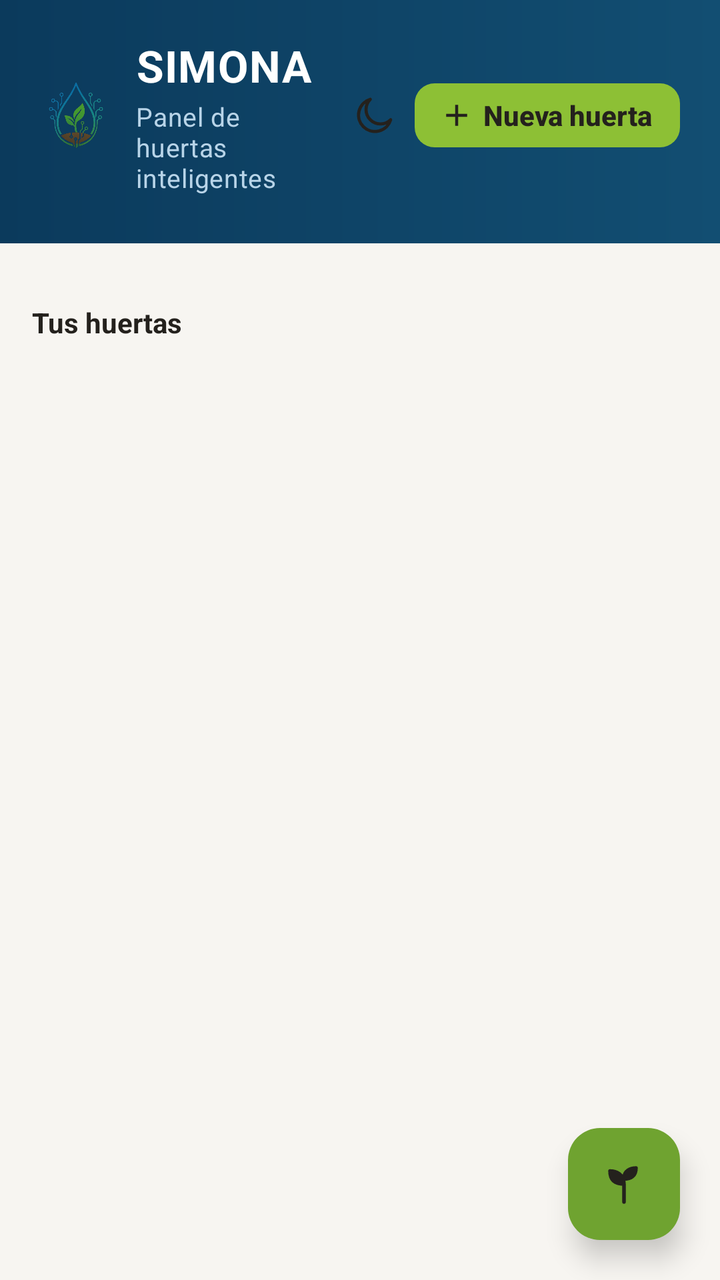
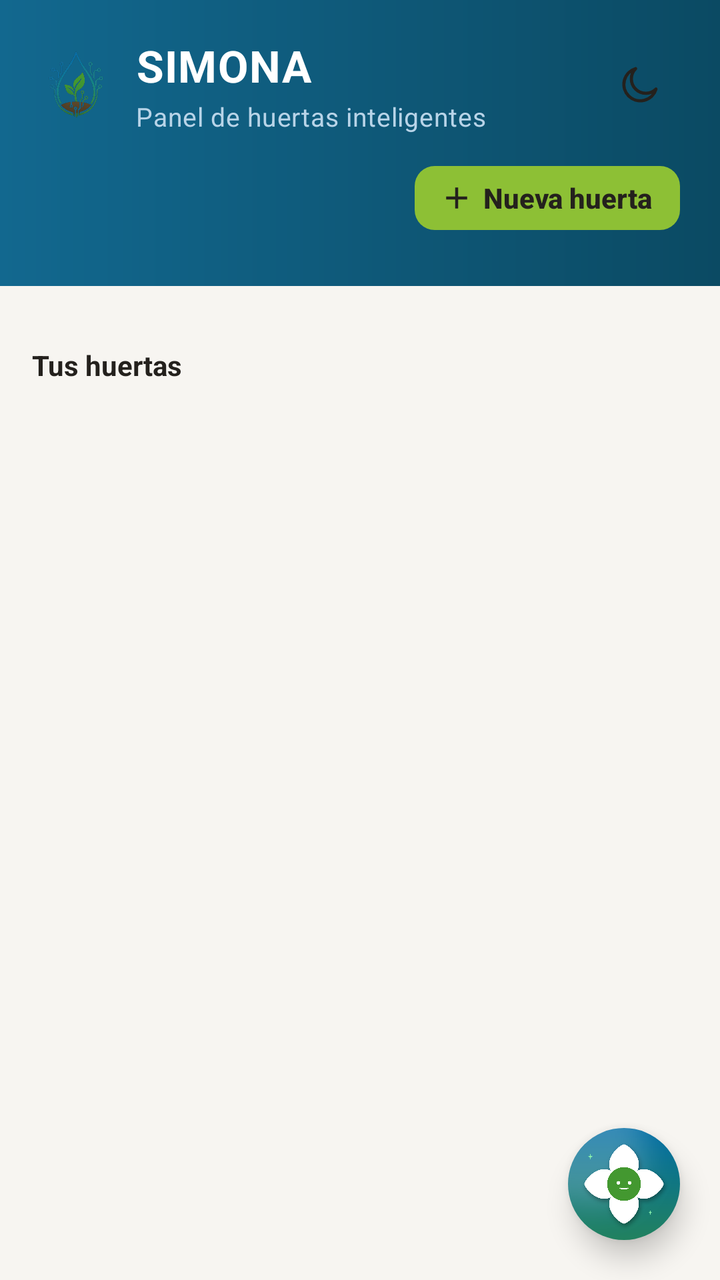

Two renders of the same Android screen: before a commit and after it. Below are the layout's source before the change and the commit's diff.
<!-- AndroidManifest.xml: application theme Theme.Simona -->
<!-- res/layout/activity_mapa_huertas.xml -->
<?xml version="1.0" encoding="utf-8"?>

<androidx.coordinatorlayout.widget.CoordinatorLayout
    xmlns:android="http://schemas.android.com/apk/res/android"
    xmlns:app="http://schemas.android.com/apk/res-auto"
    xmlns:tools="http://schemas.android.com/tools"
    android:layout_width="match_parent"
    android:layout_height="match_parent"
    android:background="@color/simona_superficie"
    android:animateLayoutChanges="true">

    <androidx.core.widget.NestedScrollView
        android:layout_width="match_parent"
        android:layout_height="match_parent"
        android:fillViewport="true"
        android:clipToPadding="false">

        <LinearLayout
            android:layout_width="match_parent"
            android:layout_height="wrap_content"
            android:orientation="vertical"
            android:paddingBottom="96dp">

            <LinearLayout
                android:layout_width="match_parent"
                android:layout_height="wrap_content"
                android:background="@drawable/bg_header"
                android:orientation="vertical"
                android:paddingStart="20dp"
                android:paddingTop="18dp"
                android:paddingEnd="20dp"
                android:paddingBottom="24dp">

                <LinearLayout
                    android:layout_width="match_parent"
                    android:layout_height="wrap_content"
                    android:gravity="center_vertical"
                    android:orientation="horizontal">

                    <ImageView
                        android:layout_width="@dimen/simona_header_logo"
                        android:layout_height="@dimen/simona_header_logo"
                        android:contentDescription="@string/app_name"
                        android:scaleType="fitCenter"
                        android:src="@drawable/logo_simona" />

                    <LinearLayout
                        android:layout_width="0dp"
                        android:layout_height="wrap_content"
                        android:layout_marginStart="12dp"
                        android:layout_weight="1"
                        android:orientation="vertical">

                        <TextView
                            android:layout_width="wrap_content"
                            android:layout_height="wrap_content"
                            android:text="@string/app_name"
                            android:textAppearance="@style/TextAppearance.Simona.HeaderTitle" />

                        <TextView
                            android:layout_width="wrap_content"
                            android:layout_height="wrap_content"
                            android:layout_marginTop="2dp"
                            android:text="@string/home_subtitulo"
                            android:textAppearance="@style/TextAppearance.Simona.HeaderSubtitle" />
                    </LinearLayout>

                    <LinearLayout
                        android:layout_width="wrap_content"
                        android:layout_height="wrap_content"
                        android:orientation="horizontal"
                        android:gravity="center_vertical">

                        <ImageView
                            android:id="@+id/btnThemeToggle"
                            android:layout_width="40dp"
                            android:layout_height="40dp"
                            android:padding="8dp"
                            android:src="@drawable/ic_luna"
                            android:contentDescription="Toggle theme"
                            android:background="?attr/selectableItemBackgroundBorderless"
                            app:tint="@color/simona_on_accent" />

                        <com.google.android.material.button.MaterialButton
                            android:id="@+id/btnNuevaHuerta"
                            style="@style/Widget.Simona.Button.Header"
                            android:layout_width="wrap_content"
                            android:layout_height="wrap_content"
                            android:paddingStart="12dp"
                            android:paddingEnd="14dp"
                            android:text="@string/nueva_huerta"
                            app:icon="@drawable/ic_agregar"
                            app:iconGravity="textStart"
                            app:iconPadding="4dp"
                            app:iconTint="@color/simona_on_accent" />

                    </LinearLayout>
                </LinearLayout>
            </LinearLayout>

            <LinearLayout
                android:layout_width="match_parent"
                android:layout_height="wrap_content"
                android:orientation="vertical"
                android:padding="16dp">

                <LinearLayout
                    android:id="@+id/resumenChipsContainer"
                    android:layout_width="match_parent"
                    android:layout_height="wrap_content"
                    android:orientation="horizontal"
                    android:visibility="gone"
                    android:weightSum="3"
                    tools:visibility="visible">

                    <LinearLayout
                        android:layout_width="0dp"
                        android:layout_height="wrap_content"
                        android:layout_marginEnd="6dp"
                        android:layout_weight="1"
                        android:background="@drawable/bg_chip_resumen"
                        android:gravity="center"
                        android:orientation="vertical"
                        android:padding="12dp">

                        <TextView
                            android:id="@+id/tvChipTotal"
                            android:layout_width="wrap_content"
                            android:layout_height="wrap_content"
                            android:text="0"
                            android:textColor="@color/simona_tinta"
                            android:textSize="20sp"
                            android:textStyle="bold" />

                        <TextView
                            android:layout_width="wrap_content"
                            android:layout_height="wrap_content"
                            android:layout_marginTop="2dp"
                            android:text="@string/home_chip_total"
                            android:textColor="@color/simona_tinta_suave"
                            android:textSize="11sp"
                            android:textStyle="bold" />
                    </LinearLayout>

                    <LinearLayout
                        android:layout_width="0dp"
                        android:layout_height="wrap_content"
                        android:layout_marginStart="3dp"
                        android:layout_marginEnd="3dp"
                        android:layout_weight="1"
                        android:background="@drawable/bg_chip_resumen"
                        android:gravity="center"
                        android:orientation="vertical"
                        android:padding="12dp">

                        <TextView
                            android:id="@+id/tvChipConSed"
                            android:layout_width="wrap_content"
                            android:layout_height="wrap_content"
                            android:text="0"
                            android:textColor="@color/simona_rojo"
                            android:textSize="20sp"
                            android:textStyle="bold" />

                        <TextView
                            android:layout_width="wrap_content"
                            android:layout_height="wrap_content"
                            android:layout_marginTop="2dp"
                            android:text="@string/home_chip_con_sed"
                            android:textColor="@color/simona_tinta_suave"
                            android:textSize="11sp"
                            android:textStyle="bold" />
                    </LinearLayout>

                    <LinearLayout
                        android:layout_width="0dp"
                        android:layout_height="wrap_content"
                        android:layout_marginStart="6dp"
                        android:layout_weight="1"
                        android:background="@drawable/bg_chip_resumen"
                        android:gravity="center"
                        android:orientation="vertical"
                        android:padding="12dp">

                        <TextView
                            android:id="@+id/tvChipOptimas"
                            android:layout_width="wrap_content"
                            android:layout_height="wrap_content"
                            android:text="0"
                            android:textColor="@color/simona_verde"
                            android:textSize="20sp"
                            android:textStyle="bold" />

                        <TextView
                            android:layout_width="wrap_content"
                            android:layout_height="wrap_content"
                            android:layout_marginTop="2dp"
                            android:text="@string/home_chip_optimas"
                            android:textColor="@color/simona_tinta_suave"
                            android:textSize="11sp"
                            android:textStyle="bold" />
                    </LinearLayout>
                </LinearLayout>

                <LinearLayout
                    android:id="@+id/tabsContainer"
                    android:layout_width="match_parent"
                    android:layout_height="wrap_content"
                    android:layout_marginTop="14dp"
                    android:background="@drawable/bg_chip_resumen"
                    android:orientation="horizontal"
                    android:padding="4dp"
                    android:visibility="gone"
                    tools:visibility="visible">

                    <com.google.android.material.button.MaterialButton
                        android:id="@+id/tabBtnLista"
                        android:layout_width="0dp"
                        android:layout_height="40dp"
                        android:layout_weight="1"
                        android:backgroundTint="@color/simona_azul_suave"
                        android:elevation="0dp"
                        android:insetTop="0dp"
                        android:insetBottom="0dp"
                        android:text="@string/home_tab_lista"
                        android:textAllCaps="false"
                        android:textColor="@color/simona_azul"
                        android:textSize="13sp"
                        android:textStyle="bold"
                        app:cornerRadius="8dp" />

                    <com.google.android.material.button.MaterialButton
                        android:id="@+id/tabBtnMapa"
                        android:layout_width="0dp"
                        android:layout_height="40dp"
                        android:layout_marginStart="4dp"
                        android:layout_weight="1"
                        android:backgroundTint="@color/simona_card_bg"
                        android:elevation="0dp"
                        android:insetTop="0dp"
                        android:insetBottom="0dp"
                        android:text="@string/home_tab_mapa"
                        android:textAllCaps="false"
                        android:textColor="@color/simona_tinta_suave"
                        android:textSize="13sp"
                        android:textStyle="bold"
                        app:cornerRadius="8dp" />
                </LinearLayout>

                <LinearLayout
                    android:id="@+id/estadoVacio"
                    android:layout_width="match_parent"
                    android:layout_height="wrap_content"
                    android:layout_marginTop="18dp"
                    android:background="@drawable/bg_chip_resumen"
                    android:gravity="center"
                    android:orientation="vertical"
                    android:padding="32dp"
                    android:visibility="gone"
                    tools:visibility="visible">

                    <FrameLayout
                        android:layout_width="78dp"
                        android:layout_height="78dp"
                        android:background="@drawable/bg_icon_circle">

                        <ImageView
                            android:layout_width="40dp"
                            android:layout_height="40dp"
                            android:layout_gravity="center"
                            android:contentDescription="@null"
                            android:src="@drawable/ic_brote" />
                    </FrameLayout>

                    <TextView
                        android:layout_width="wrap_content"
                        android:layout_height="wrap_content"
                        android:layout_marginTop="18dp"
                        android:gravity="center"
                        android:text="@string/home_vacio_titulo"
                        android:textColor="@color/simona_tinta"
                        android:textSize="18sp"
                        android:textStyle="bold" />

                    <TextView
                        android:layout_width="match_parent"
                        android:layout_height="wrap_content"
                        android:layout_marginTop="8dp"
                        android:gravity="center"
                        android:lineSpacingExtra="2dp"
                        android:text="@string/home_vacio_texto"
                        android:textColor="@color/simona_tinta_suave"
                        android:textSize="14sp" />

                    <com.google.android.material.button.MaterialButton
                        android:id="@+id/btnNuevaHuertaVacio"
                        style="@style/Widget.Simona.Button.Primary"
                        android:layout_width="wrap_content"
                        android:layout_height="52dp"
                        android:layout_marginTop="22dp"
                        android:text="@string/crear_primera_huerta"
                        app:icon="@drawable/ic_agregar"
                        app:iconTint="@color/simona_on_color" />
                </LinearLayout>

                <LinearLayout
                    android:id="@+id/seccionLista"
                    android:layout_width="match_parent"
                    android:layout_height="wrap_content"
                    android:layout_marginTop="14dp"
                    android:orientation="vertical">

                    <TextView
                        android:id="@+id/tvContadorHuertas"
                        android:layout_width="wrap_content"
                        android:layout_height="wrap_content"
                        android:layout_marginBottom="10dp"
                        android:text="@string/home_tus_huertas"
                        android:textColor="@color/simona_tinta"
                        android:textSize="14sp"
                        android:textStyle="bold" />

                    <LinearLayout
                        android:id="@+id/listaHeatmapsContainer"
                        android:layout_width="match_parent"
                        android:layout_height="wrap_content"
                        android:orientation="vertical" />
                </LinearLayout>

                <LinearLayout
                    android:id="@+id/seccionMapa"
                    android:layout_width="match_parent"
                    android:layout_height="wrap_content"
                    android:layout_marginTop="14dp"
                    android:orientation="vertical"
                    android:visibility="gone">

                    <FrameLayout
                        android:id="@+id/mapaContainer"
                        android:layout_width="match_parent"
                        android:layout_height="280dp"
                        android:background="@drawable/bg_terreno_croquis" />

                    <TextView
                        android:layout_width="wrap_content"
                        android:layout_height="wrap_content"
                        android:layout_gravity="center"
                        android:layout_marginTop="10dp"
                        android:text="@string/home_mapa_hint"
                        android:textColor="@color/simona_tinta_suave"
                        android:textSize="12sp" />
                </LinearLayout>
            </LinearLayout>
        </LinearLayout>
    </androidx.core.widget.NestedScrollView>

    <com.google.android.material.floatingactionbutton.FloatingActionButton
        android:id="@+id/fabAiSimona"
        android:layout_width="wrap_content"
        android:layout_height="wrap_content"
        android:layout_gravity="bottom|end"
        android:layout_margin="20dp"
        android:backgroundTint="@color/simona_verde_claro"
        android:contentDescription="@string/asistente_titulo"
        android:src="@drawable/ic_ai_chat"
        app:elevation="8dp"
        app:fabSize="normal"
        app:tint="@color/simona_on_accent" />
</androidx.coordinatorlayout.widget.CoordinatorLayout>
<!-- resources referenced by this layout -->
<resources>
  <color name="simona_azul">#1A6FA8</color>
  <color name="simona_azul_suave">#E7F1F8</color>
  <color name="simona_card_bg">#FFFFFF</color>
  <color name="simona_on_accent">#24211D</color>
  <color name="simona_on_color">#FFFFFF</color>
  <color name="simona_rojo">#C23B3B</color>
  <color name="simona_superficie">#F7F5F1</color>
  <color name="simona_tinta">#24211D</color>
  <color name="simona_tinta_suave">#6E685F</color>
  <color name="simona_verde">#3F6B17</color>
  <color name="simona_verde_claro">#6FA330</color>
  <dimen name="simona_header_logo">36dp</dimen>
  <!-- drawable ic_ai_chat (drawable) -->
  <vector xmlns:android="http://schemas.android.com/apk/res/android"
      android:width="24dp"
      android:height="24dp"
      android:viewportWidth="24"
      android:viewportHeight="24">
      <path
          android:fillColor="@color/simona_white"
          android:pathData="M12,21v-9M12,12c0,-5 -4,-6.5 -7,-6.5c0,5 3,6.5 7,6.5zM12,9c0,-3.5 3,-5 6,-5c0,4 -2.5,5.5 -6,5.5z"
          android:strokeColor="@color/simona_white"
          android:strokeWidth="1.8"
          android:strokeLineCap="round"
          android:strokeLineJoin="round" />
  </vector>
  <string name="app_name">SIMONA</string>
  <string name="asistente_titulo">Asistente Simona</string>
  <string name="crear_primera_huerta">Crear mi primera huerta</string>
  <string name="home_chip_con_sed">Con sed</string>
  <string name="home_chip_optimas">Óptimas</string>
  <string name="home_chip_total">Total</string>
  <string name="home_mapa_hint">Tocá una huerta para ver su estado y conectarte</string>
  <string name="home_subtitulo">Panel de huertas inteligentes</string>
  <string name="home_tab_lista">Tarjetas</string>
  <string name="home_tab_mapa">Croquis</string>
  <string name="home_tus_huertas">Tus huertas</string>
  <string name="home_vacio_texto">Creá la primera para empezar a monitorearla y controlar su riego.</string>
  <string name="home_vacio_titulo">Todavía no tenés huertas registradas</string>
  <string name="nueva_huerta">Nueva huerta</string>
  <style name="Theme.Simona" parent="Theme.Material3.DayNight.NoActionBar">
          <item name="colorPrimary">@color/simona_azul</item>
          <item name="colorPrimaryContainer">@color/simona_azul_suave</item>
          <item name="colorOnPrimary">@color/simona_on_color</item>
          <item name="colorSecondary">@color/simona_verde_claro</item>
          <item name="colorSecondaryContainer">@color/simona_verde_suave</item>
          <item name="colorOnSecondary">@color/simona_on_accent</item>
          <item name="colorSurface">@color/simona_superficie</item>
          <item name="colorSurfaceVariant">@color/simona_superficie_2</item>
          <item name="colorOnSurface">@color/simona_tinta</item>
          <item name="colorOutline">@color/simona_linea</item>
          <item name="android:statusBarColor">@color/simona_azul_header</item>
          <item name="android:navigationBarColor">@color/simona_blanco</item>
          <item name="android:windowBackground">@color/simona_superficie</item>
          <item name="android:windowLightStatusBar">false</item>
          <item name="materialButtonStyle">@style/Widget.Simona.Button</item>
          <item name="textAppearanceBodyLarge">@style/TextAppearance.Simona.BodyLarge</item>
          <item name="textAppearanceTitleLarge">@style/TextAppearance.Simona.TitleLarge</item>
      </style>
  <color name="simona_linea">#E4DFD6</color>
  <color name="simona_azul_header">#0B3A5C</color>
  <color name="simona_azul_header_2">#124E72</color>
  <color name="simona_verde_suave">#EEF4E4</color>
  <color name="simona_white">@color/simona_blanco</color>
  <color name="simona_marron">#8A5A34</color>
  <color name="simona_on_header_muted">#B8D4E8</color>
  <color name="simona_verde_logo">#8DC035</color>
  <color name="simona_superficie_2">#F2F7FA</color>
  <color name="simona_blanco">#FFFFFF</color>
  <!-- unchanged entries left out for length: 15 -->
</resources>

<!-- the commit's change to res/layout/activity_mapa_huertas.xml (unified diff, before → after) -->
@@ -54,6 +54,8 @@
                         <TextView
                             android:layout_width="wrap_content"
                             android:layout_height="wrap_content"
+                            android:maxLines="1"
+                            android:ellipsize="end"
                             android:text="@string/app_name"
                             android:textAppearance="@style/TextAppearance.Simona.HeaderTitle" />
 
@@ -65,37 +67,32 @@
                             android:textAppearance="@style/TextAppearance.Simona.HeaderSubtitle" />
                     </LinearLayout>
 
-                    <LinearLayout
-                        android:layout_width="wrap_content"
-                        android:layout_height="wrap_content"
-                        android:orientation="horizontal"
-                        android:gravity="center_vertical">
-
-                        <ImageView
-                            android:id="@+id/btnThemeToggle"
-                            android:layout_width="40dp"
-                            android:layout_height="40dp"
-                            android:padding="8dp"
-                            android:src="@drawable/ic_luna"
-                            android:contentDescription="Toggle theme"
-                            android:background="?attr/selectableItemBackgroundBorderless"
-                            app:tint="@color/simona_on_accent" />
-
-                        <com.google.android.material.button.MaterialButton
-                            android:id="@+id/btnNuevaHuerta"
-                            style="@style/Widget.Simona.Button.Header"
-                            android:layout_width="wrap_content"
-                            android:layout_height="wrap_content"
-                            android:paddingStart="12dp"
-                            android:paddingEnd="14dp"
-                            android:text="@string/nueva_huerta"
-                            app:icon="@drawable/ic_agregar"
-                            app:iconGravity="textStart"
-                            app:iconPadding="4dp"
-                            app:iconTint="@color/simona_on_accent" />
-
-                    </LinearLayout>
-                </LinearLayout>
+                    <ImageView
+                        android:id="@+id/btnThemeToggle"
+                        android:layout_width="40dp"
+                        android:layout_height="40dp"
+                        android:padding="8dp"
+                        android:src="@drawable/ic_luna"
+                        android:contentDescription="Toggle theme"
+                        android:background="?attr/selectableItemBackgroundBorderless"
+                        app:tint="@color/simona_on_accent" />
+                </LinearLayout>
+
+                
+                <com.google.android.material.button.MaterialButton
+                    android:id="@+id/btnNuevaHuerta"
+                    style="@style/Widget.Simona.Button.Header"
+                    android:layout_width="wrap_content"
+                    android:layout_height="wrap_content"
+                    android:layout_gravity="end"
+                    android:layout_marginTop="12dp"
+                    android:paddingStart="12dp"
+                    android:paddingEnd="14dp"
+                    android:text="@string/nueva_huerta"
+                    app:icon="@drawable/ic_agregar"
+                    app:iconGravity="textStart"
+                    app:iconPadding="4dp"
+                    app:iconTint="@color/simona_on_accent" />
             </LinearLayout>
 
             <LinearLayout
@@ -158,7 +155,7 @@
                             android:layout_width="wrap_content"
                             android:layout_height="wrap_content"
                             android:text="0"
-                            android:textColor="@color/simona_rojo"
+                            android:textColor="@color/simona_tinta_suave"
                             android:textSize="20sp"
                             android:textStyle="bold" />
 
@@ -227,7 +224,9 @@
                         android:textColor="@color/simona_azul"
                         android:textSize="13sp"
                         android:textStyle="bold"
-                        app:cornerRadius="8dp" />
+                        app:cornerRadius="8dp"
+                        app:strokeColor="@color/tab_stroke_selector"
+                        app:strokeWidth="1dp" />
 
                     <com.google.android.material.button.MaterialButton
                         android:id="@+id/tabBtnMapa"
@@ -244,7 +243,9 @@
                         android:textColor="@color/simona_tinta_suave"
                         android:textSize="13sp"
                         android:textStyle="bold"
-                        app:cornerRadius="8dp" />
+                        app:cornerRadius="8dp"
+                        app:strokeColor="@color/tab_stroke_selector"
+                        app:strokeWidth="1dp" />
                 </LinearLayout>
 
                 <LinearLayout
@@ -354,16 +355,25 @@
         </LinearLayout>
     </androidx.core.widget.NestedScrollView>
 
-    <com.google.android.material.floatingactionbutton.FloatingActionButton
-        android:id="@+id/fabAiSimona"
-        android:layout_width="wrap_content"
-        android:layout_height="wrap_content"
+    <com.google.android.material.card.MaterialCardView
+        android:layout_width="56dp"
+        android:layout_height="56dp"
         android:layout_gravity="bottom|end"
         android:layout_margin="20dp"
-        android:backgroundTint="@color/simona_verde_claro"
-        android:contentDescription="@string/asistente_titulo"
-        android:src="@drawable/ic_ai_chat"
-        app:elevation="8dp"
-        app:fabSize="normal"
-        app:tint="@color/simona_on_accent" />
+        app:cardBackgroundColor="@android:color/transparent"
+        app:cardCornerRadius="28dp"
+        app:cardElevation="8dp"
+        app:strokeWidth="0dp">
+
+        <ImageView
+            android:id="@+id/fabAiSimona"
+            android:layout_width="match_parent"
+            android:layout_height="match_parent"
+            android:clickable="true"
+            android:contentDescription="@string/asistente_titulo"
+            android:focusable="true"
+            android:foreground="?attr/selectableItemBackgroundBorderless"
+            android:scaleType="centerCrop"
+            android:src="@drawable/ic_asistente_simona" />
+    </com.google.android.material.card.MaterialCardView>
 </androidx.coordinatorlayout.widget.CoordinatorLayout>
<!-- resource entries referenced after the edit -->
@@ -5,27 +5,13 @@
   <color name="simona_card_bg">#FFFFFF</color>
   <color name="simona_on_accent">#24211D</color>
   <color name="simona_on_color">#FFFFFF</color>
-  <color name="simona_rojo">#C23B3B</color>
   <color name="simona_superficie">#F7F5F1</color>
   <color name="simona_tinta">#24211D</color>
   <color name="simona_tinta_suave">#6E685F</color>
   <color name="simona_verde">#3F6B17</color>
   <color name="simona_verde_claro">#6FA330</color>
   <dimen name="simona_header_logo">36dp</dimen>
-  <!-- drawable ic_ai_chat (drawable) -->
-  <vector xmlns:android="http://schemas.android.com/apk/res/android"
-      android:width="24dp"
-      android:height="24dp"
-      android:viewportWidth="24"
-      android:viewportHeight="24">
-      <path
-          android:fillColor="@color/simona_white"
-          android:pathData="M12,21v-9M12,12c0,-5 -4,-6.5 -7,-6.5c0,5 3,6.5 7,6.5zM12,9c0,-3.5 3,-5 6,-5c0,4 -2.5,5.5 -6,5.5z"
-          android:strokeColor="@color/simona_white"
-          android:strokeWidth="1.8"
-          android:strokeLineCap="round"
-          android:strokeLineJoin="round" />
-  </vector>
+  <!-- drawable ic_asistente_simona: png bitmap (drawable-nodpi, 150083 bytes) -->
   <string name="app_name">SIMONA</string>
   <string name="asistente_titulo">Asistente Simona</string>
   <string name="crear_primera_huerta">Crear mi primera huerta</string>
@@ -41,6 +27,7 @@
   <string name="home_vacio_titulo">Todavía no tenés huertas registradas</string>
   <string name="nueva_huerta">Nueva huerta</string>
   <style name="Theme.Simona" parent="Theme.Material3.DayNight.NoActionBar">
+          <item name="android:windowAnimationStyle">@style/Simona.WindowAnimation</item>
           <item name="colorPrimary">@color/simona_azul</item>
           <item name="colorPrimaryContainer">@color/simona_azul_suave</item>
           <item name="colorOnPrimary">@color/simona_on_color</item>
@@ -60,13 +47,18 @@
           <item name="textAppearanceTitleLarge">@style/TextAppearance.Simona.TitleLarge</item>
       </style>
   <color name="simona_linea">#E4DFD6</color>
-  <color name="simona_azul_header">#0B3A5C</color>
-  <color name="simona_azul_header_2">#124E72</color>
+  <color name="simona_azul_header">#12688F</color>
+  <color name="simona_azul_header_2">#0B4A63</color>
   <color name="simona_verde_suave">#EEF4E4</color>
-  <color name="simona_white">@color/simona_blanco</color>
   <color name="simona_marron">#8A5A34</color>
   <color name="simona_on_header_muted">#B8D4E8</color>
   <color name="simona_verde_logo">#8DC035</color>
+  <style name="Simona.WindowAnimation" parent="@android:style/Animation.Activity">
+          <item name="android:activityOpenEnterAnimation">@anim/activity_open_enter</item>
+          <item name="android:activityOpenExitAnimation">@anim/activity_open_exit</item>
+          <item name="android:activityCloseEnterAnimation">@anim/activity_close_enter</item>
+          <item name="android:activityCloseExitAnimation">@anim/activity_close_exit</item>
+      </style>
   <color name="simona_superficie_2">#F2F7FA</color>
   <color name="simona_blanco">#FFFFFF</color>
   <!-- unchanged entries left out for length: 15 -->
